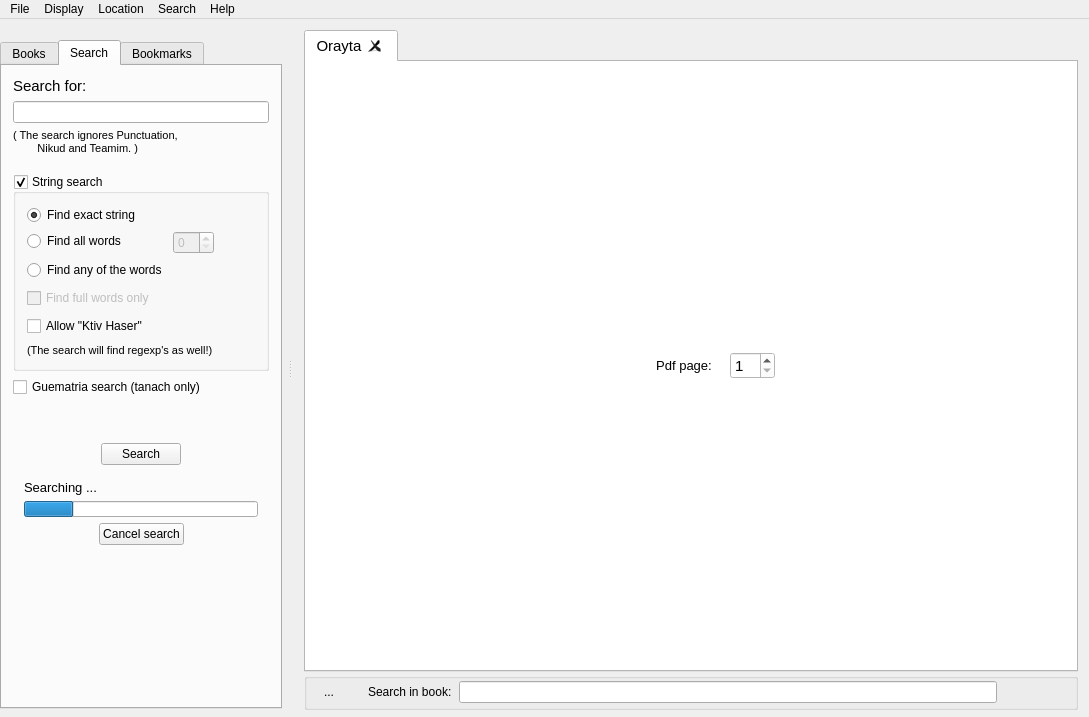
Above: trunk/mainwindow.ui from MosheWagner/Orayta-QT before the change. Below: the same form after it.
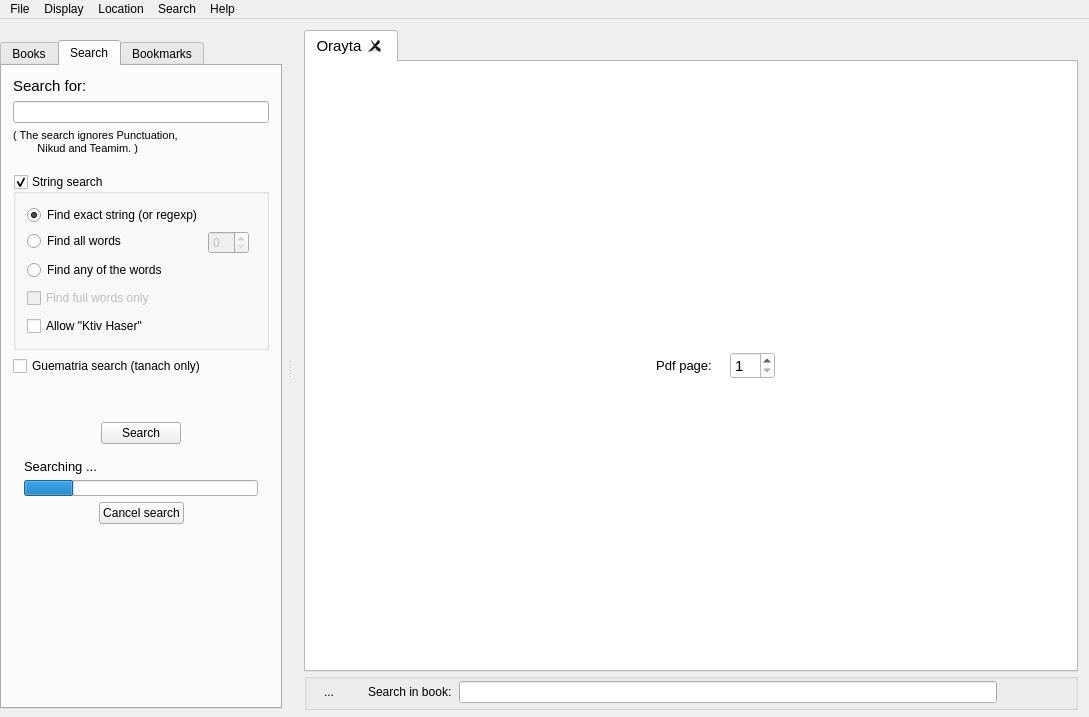
That is the form after the change. The open tabs and pages were chosen to show the change. Icons and pictures are not drawn. Custom widgets are drawn as their Qt base class.

Diff of the .ui file:
```diff
--- a/trunk/mainwindow.ui
+++ b/trunk/mainwindow.ui
@@ -1338,7 +1338,7 @@
                 <item row="0" column="0">
                  <widget class="QRadioButton" name="radioButton_3">
                   <property name="text">
-                   <string>Find exact string</string>
+                   <string>Find exact string (or regexp)</string>
                   </property>
                   <property name="checked">
                    <bool>true</bool>
@@ -1426,27 +1426,6 @@
                 </property>
                </widget>
               </item>
-              <item>
-               <widget class="QLabel" name="label_4">
-                <property name="font">
-                 <font>
-                  <pointsize>8</pointsize>
-                 </font>
-                </property>
-                <property name="text">
-                 <string>(The search will find regexp's as well!)</string>
-                </property>
-                <property name="scaledContents">
-                 <bool>true</bool>
-                </property>
-                <property name="wordWrap">
-                 <bool>true</bool>
-                </property>
-                <property name="textInteractionFlags">
-                 <set>Qt::LinksAccessibleByMouse|Qt::TextSelectableByMouse</set>
-                </property>
-               </widget>
-              </item>
              </layout>
             </widget>
            </item>
```
Left out of the diff: 4 changed lines with no effect on the pictures.
